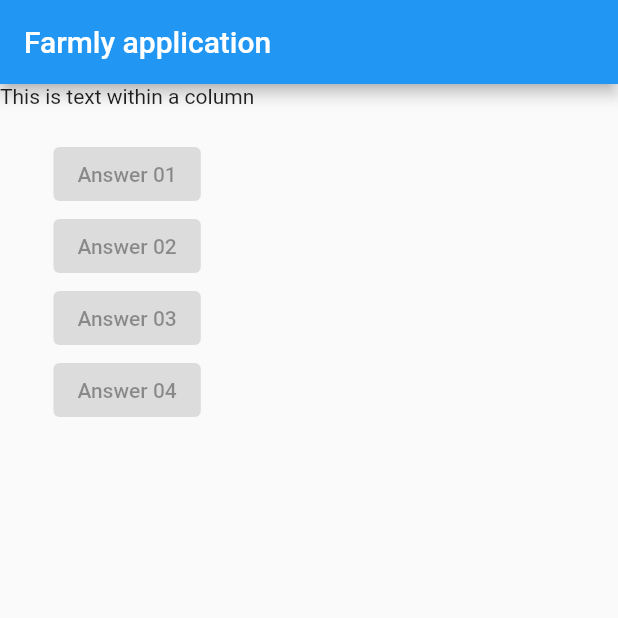
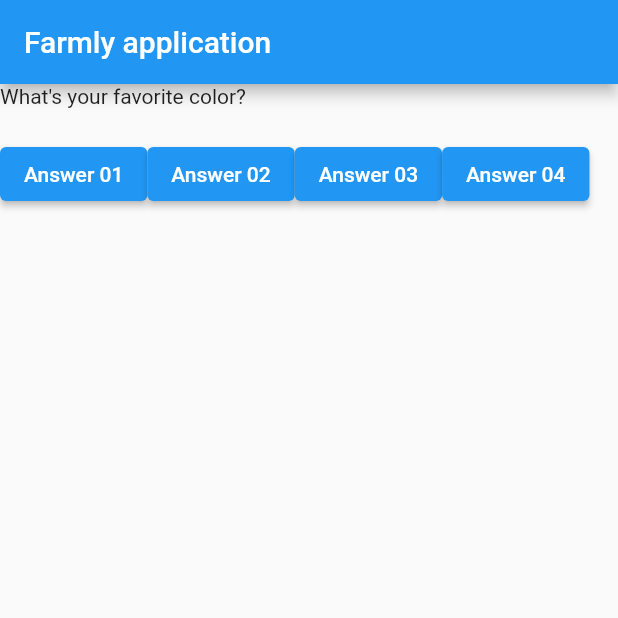
Before and after one commit to rahat7914/Flutter, a Flutter app: the screen it shows after launch, on a phone screen of 412 x 824 dp, the top half of it. Run offline on Flutter 3.47's test engine with Material 2 defaults, Android fonts, the phone set to English and light mode, and no system bars; missing offline and left inert: dart:html.

```diff
--- a/lib/main.dart
+++ b/lib/main.dart
@@ -18,7 +18,36 @@ void main() => runApp(MyApp());
 //MyFarmlyApp is a class that inherits baseclass StatelessWidget
 //MyFarmlyApp inherits the properties of SW class so it can turn into SW which futter understands
 @override
-class MyApp extends StatelessWidget {
+//class MyApp extends Statelesswidget : Here the states of widget can not change
+class MyApp extends StatefulWidget {
+  @override
+  State<StatefulWidget> createState() {
+    // TODO: implement createState
+    return MyAppState();
+  }
+}
+
+//We have to make DART understand that MyAppState belongs to the MyApp class. Two connections need to be made
+//First add <MyApp> [pointer] after State [generic class] that tells DART that this State belongs to MyApp class
+class MyAppState extends State<MyApp> {
+//Tyring to display questions dynamically
+  var questionIndex = 0;
+
+  void answerQuestion() {
+    // We use setState to tell Dart we are about to change the state
+    // widget associated with that change only renders
+    setState(() {
+      // print('Chosen this answer');
+      questionIndex = questionIndex + 1;
+    });
+
+    print(questionIndex);
+  }
+
+  void answerAnotherQuestion() {
+    print('Another question is chosen');
+  }
+
   //build method will take in the object 'context' automatically
   //BuildContext is a type annotation
   //build method is called whenever DART needs to show something on the screen.
@@ -27,7 +56,9 @@ class MyApp extends StatelessWidget {
     //add an backslash (\) while using (') in words. Example of List
     var questions = [
       'What\'s your favorite color?',
-      'What\'s your favorite animal?'
+      'What\'s your favorite animal?',
+      'How many variables can you take into account?',
+      'Does learning flutter benefit you?'
     ];
     //MaterialApp() is a widget out here
     //Base setup to turn combination of widgets into a real app that can be rendered
@@ -44,26 +75,48 @@ class MyApp extends StatelessWidget {
         //body: Text('This is going to be Farmly app'),
         body: Column(
           children: [
-            Text('This is text within a column'),
+            Row(
+              children: [
+                //Text(questions.elementAt(0)),
+                Text(questions[questionIndex]),
+              ],
+            ),
             //Raised button is ElevatedButton
             Padding(
               padding: EdgeInsets.all(10),
             ),
+            Column(
+              children: [
+                Row(
+                  children: [
                     ElevatedButton(
-              onPressed: null,
+                      //onPressed takes a function that takes no argument () and return type is void
+                      //add function in the same class to make it a stand alone unit
+                      //with paranthesis dart is executiing the funtion at runtime and trying to get a value. but void so no value
+                      //In order to make onPressed work we have to pass a pointer of that method by removing the paranthesis. This way the method only executes when onPressed gets activated upon click
+                      onPressed: answerQuestion,
                       child: Text('Answer 01'),
                     ),
                     ElevatedButton(
-              onPressed: null,
+                      //answerQuestion is a named funtion because it has a same. Not anonymous function
+                      onPressed: answerAnotherQuestion,
                       child: Text('Answer 02'),
                     ),
                     ElevatedButton(
-              onPressed: null,
+                      //Example of anonymous funtion () => single line. We use this if I dont want to call this function anywhere else.
+                      onPressed: () => print('Answer 03 is chosen'),
                       child: Text('Answer 03'),
                     ),
                     ElevatedButton(
-              onPressed: null,
+                      //Example of anonymous function () {funtion body} we use it, when this funtion is element specific
+                      onPressed: () {
+                        print('Answer 04 is chosen');
+                      },
                       child: Text('Answer 04'),
+                    ),
+                  ],
+                )
+              ],
             ),
           ],
         ),
```
Lines whose indentation alone changed are shown as unchanged.
